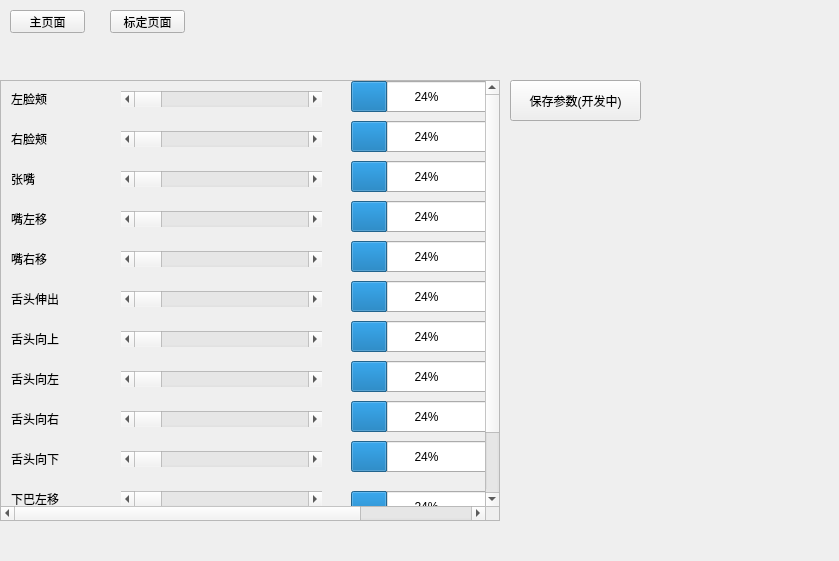
The window that ui/main_window.ui (paper-tei/paper_tracker) describes before a commit, drawn with Qt 5.
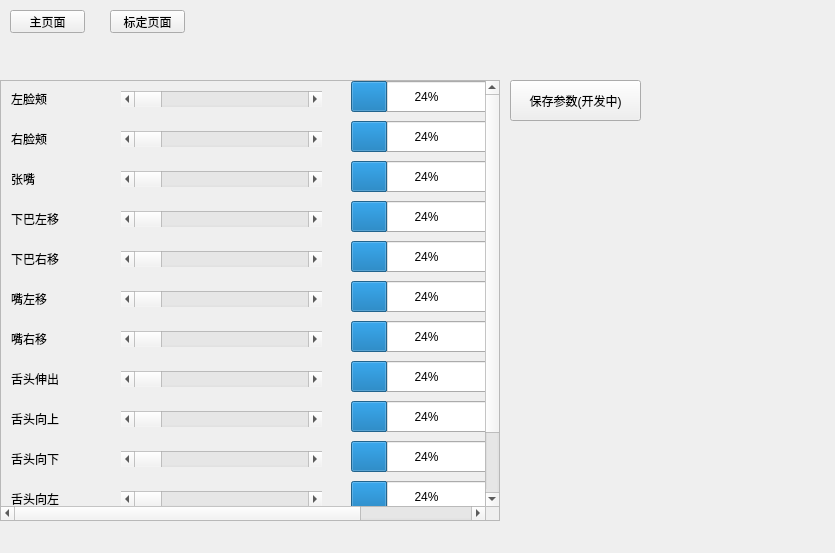
The same window after the commit. The open tabs and pages were chosen to show the change.

What changed in the file:
```diff
--- a/ui/main_window.ui
+++ b/ui/main_window.ui
@@ -6,8 +6,8 @@
    <rect>
     <x>0</x>
     <y>0</y>
-    <width>839</width>
-    <height>561</height>
+    <width>835</width>
+    <height>553</height>
    </rect>
   </property>
   <property name="windowTitle">
@@ -355,7 +355,7 @@
        <property name="geometry">
         <rect>
          <x>10</x>
-         <y>130</y>
+         <y>210</y>
          <width>91</width>
          <height>16</height>
         </rect>
@@ -368,7 +368,7 @@
        <property name="geometry">
         <rect>
          <x>10</x>
-         <y>250</y>
+         <y>330</y>
          <width>91</width>
          <height>16</height>
         </rect>
@@ -394,7 +394,7 @@
        <property name="geometry">
         <rect>
          <x>10</x>
-         <y>290</y>
+         <y>410</y>
          <width>91</width>
          <height>16</height>
         </rect>
@@ -420,7 +420,7 @@
        <property name="geometry">
         <rect>
          <x>10</x>
-         <y>170</y>
+         <y>250</y>
          <width>91</width>
          <height>16</height>
         </rect>
@@ -429,6 +429,19 @@
         <string>嘴右移</string>
        </property>
       </widget>
+      <widget class="QLabel" name="label_9">
+       <property name="geometry">
+        <rect>
+         <x>10</x>
+         <y>170</y>
+         <width>91</width>
+         <height>16</height>
+        </rect>
+       </property>
+       <property name="text">
+        <string>下巴右移</string>
+       </property>
+      </widget>
       <widget class="QLabel" name="label_14">
        <property name="geometry">
         <rect>
@@ -442,11 +455,24 @@
         <string>舌头向下</string>
        </property>
       </widget>
+      <widget class="QLabel" name="label_8">
+       <property name="geometry">
+        <rect>
+         <x>10</x>
+         <y>130</y>
+         <width>91</width>
+         <height>16</height>
+        </rect>
+       </property>
+       <property name="text">
+        <string>下巴左移</string>
+       </property>
+      </widget>
       <widget class="QLabel" name="label_12">
        <property name="geometry">
         <rect>
          <x>10</x>
-         <y>210</y>
+         <y>290</y>
          <width>91</width>
          <height>16</height>
         </rect>
@@ -459,7 +485,7 @@
        <property name="geometry">
         <rect>
          <x>10</x>
-         <y>330</y>
+         <y>450</y>
          <width>91</width>
          <height>16</height>
         </rect>
@@ -494,6 +520,19 @@
         <number>24</number>
        </property>
       </widget>
+      <widget class="QProgressBar" name="JawLeftValue">
+       <property name="geometry">
+        <rect>
+         <x>350</x>
+         <y>120</y>
+         <width>151</width>
+         <height>31</height>
+        </rect>
+       </property>
+       <property name="value">
+        <number>24</number>
+       </property>
+      </widget>
       <widget class="QProgressBar" name="JawOpenValue">
        <property name="geometry">
         <rect>
@@ -511,19 +550,6 @@
        <property name="geometry">
         <rect>
          <x>350</x>
-         <y>120</y>
-         <width>151</width>
-         <height>31</height>
-        </rect>
-       </property>
-       <property name="value">
-        <number>24</number>
-       </property>
-      </widget>
-      <widget class="QProgressBar" name="TongueOutValue">
-       <property name="geometry">
-        <rect>
-         <x>350</x>
          <y>200</y>
          <width>151</width>
          <height>31</height>
@@ -546,6 +572,32 @@
         <number>24</number>
        </property>
       </widget>
+      <widget class="QProgressBar" name="TongueOutValue">
+       <property name="geometry">
+        <rect>
+         <x>350</x>
+         <y>280</y>
+         <width>151</width>
+         <height>31</height>
+        </rect>
+       </property>
+       <property name="value">
+        <number>24</number>
+       </property>
+      </widget>
+      <widget class="QProgressBar" name="MouthRightValue">
+       <property name="geometry">
+        <rect>
+         <x>350</x>
+         <y>240</y>
+         <width>151</width>
+         <height>31</height>
+        </rect>
+       </property>
+       <property name="value">
+        <number>24</number>
+       </property>
+      </widget>
       <widget class="QProgressBar" name="TongueDownValue">
        <property name="geometry">
         <rect>
@@ -563,19 +615,6 @@
        <property name="geometry">
         <rect>
          <x>350</x>
-         <y>240</y>
-         <width>151</width>
-         <height>31</height>
-        </rect>
-       </property>
-       <property name="value">
-        <number>24</number>
-       </property>
-      </widget>
-      <widget class="QProgressBar" name="TongueRightValue">
-       <property name="geometry">
-        <rect>
-         <x>350</x>
          <y>320</y>
          <width>151</width>
          <height>31</height>
@@ -589,7 +628,7 @@
        <property name="geometry">
         <rect>
          <x>350</x>
-         <y>280</y>
+         <y>400</y>
          <width>151</width>
          <height>31</height>
         </rect>
@@ -637,11 +676,37 @@
         <enum>Qt::Orientation::Horizontal</enum>
        </property>
       </widget>
+      <widget class="QScrollBar" name="JawLeftBar">
+       <property name="geometry">
+        <rect>
+         <x>120</x>
+         <y>130</y>
+         <width>201</width>
+         <height>16</height>
+        </rect>
+       </property>
+       <property name="orientation">
+        <enum>Qt::Orientation::Horizontal</enum>
+       </property>
+      </widget>
       <widget class="QScrollBar" name="MouthLeftBar">
        <property name="geometry">
         <rect>
          <x>120</x>
-         <y>130</y>
+         <y>210</y>
+         <width>201</width>
+         <height>16</height>
+        </rect>
+       </property>
+       <property name="orientation">
+        <enum>Qt::Orientation::Horizontal</enum>
+       </property>
+      </widget>
+      <widget class="QScrollBar" name="JawRightBar">
+       <property name="geometry">
+        <rect>
+         <x>120</x>
+         <y>170</y>
          <width>201</width>
          <height>16</height>
         </rect>
@@ -654,7 +719,7 @@
        <property name="geometry">
         <rect>
          <x>120</x>
-         <y>210</y>
+         <y>290</y>
          <width>201</width>
          <height>16</height>
         </rect>
@@ -667,7 +732,7 @@
        <property name="geometry">
         <rect>
          <x>120</x>
-         <y>170</y>
+         <y>250</y>
          <width>201</width>
          <height>16</height>
         </rect>
@@ -693,7 +758,7 @@
        <property name="geometry">
         <rect>
          <x>120</x>
-         <y>250</y>
+         <y>330</y>
          <width>201</width>
          <height>16</height>
         </rect>
@@ -719,59 +784,7 @@
        <property name="geometry">
         <rect>
          <x>120</x>
-         <y>290</y>
-         <width>201</width>
-         <height>16</height>
-        </rect>
-       </property>
-       <property name="orientation">
-        <enum>Qt::Orientation::Horizontal</enum>
-       </property>
-      </widget>
-      <widget class="QLabel" name="label_8">
-       <property name="geometry">
-        <rect>
-         <x>10</x>
          <y>410</y>
-         <width>91</width>
-         <height>16</height>
-        </rect>
-       </property>
-       <property name="text">
-        <string>下巴左移</string>
-       </property>
-      </widget>
-      <widget class="QProgressBar" name="JawRightValue">
-       <property name="geometry">
-        <rect>
-         <x>350</x>
-         <y>450</y>
-         <width>151</width>
-         <height>31</height>
-        </rect>
-       </property>
-       <property name="value">
-        <number>24</number>
-       </property>
-      </widget>
-      <widget class="QProgressBar" name="JawLeftValue">
-       <property name="geometry">
-        <rect>
-         <x>350</x>
-         <y>410</y>
-         <width>151</width>
-         <height>31</height>
-        </rect>
-       </property>
-       <property name="value">
-        <number>24</number>
-       </property>
-      </widget>
-      <widget class="QScrollBar" name="JawRightBar">
-       <property name="geometry">
-        <rect>
-         <x>120</x>
-         <y>450</y>
          <width>201</width>
          <height>16</height>
         </rect>
@@ -780,32 +793,6 @@
         <enum>Qt::Orientation::Horizontal</enum>
        </property>
       </widget>
-      <widget class="QScrollBar" name="JawLeftBar">
-       <property name="geometry">
-        <rect>
-         <x>120</x>
-         <y>410</y>
-         <width>201</width>
-         <height>16</height>
-        </rect>
-       </property>
-       <property name="orientation">
-        <enum>Qt::Orientation::Horizontal</enum>
-       </property>
-      </widget>
-      <widget class="QLabel" name="label_9">
-       <property name="geometry">
-        <rect>
-         <x>10</x>
-         <y>450</y>
-         <width>91</width>
-         <height>16</height>
-        </rect>
-       </property>
-       <property name="text">
-        <string>下巴右移</string>
-       </property>
-      </widget>
      </widget>
     </widget>
     <widget class="QPushButton" name="SaveParamConfigButton">
```
Left out of the diff: 25 changed lines with no effect on the pictures.
